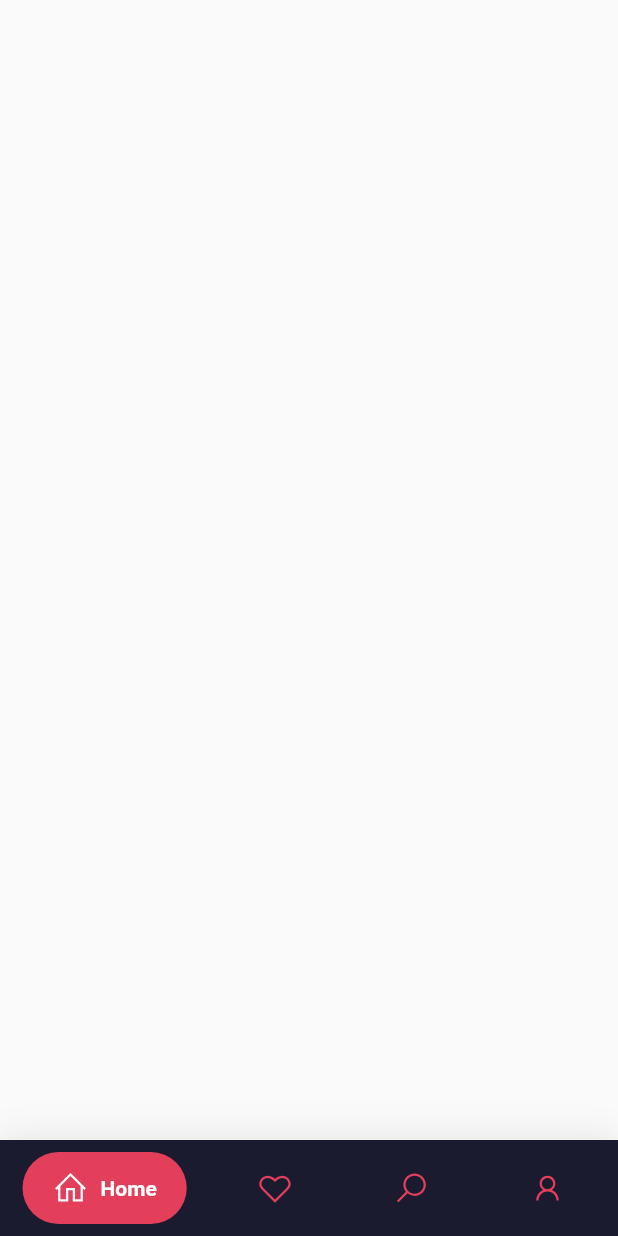
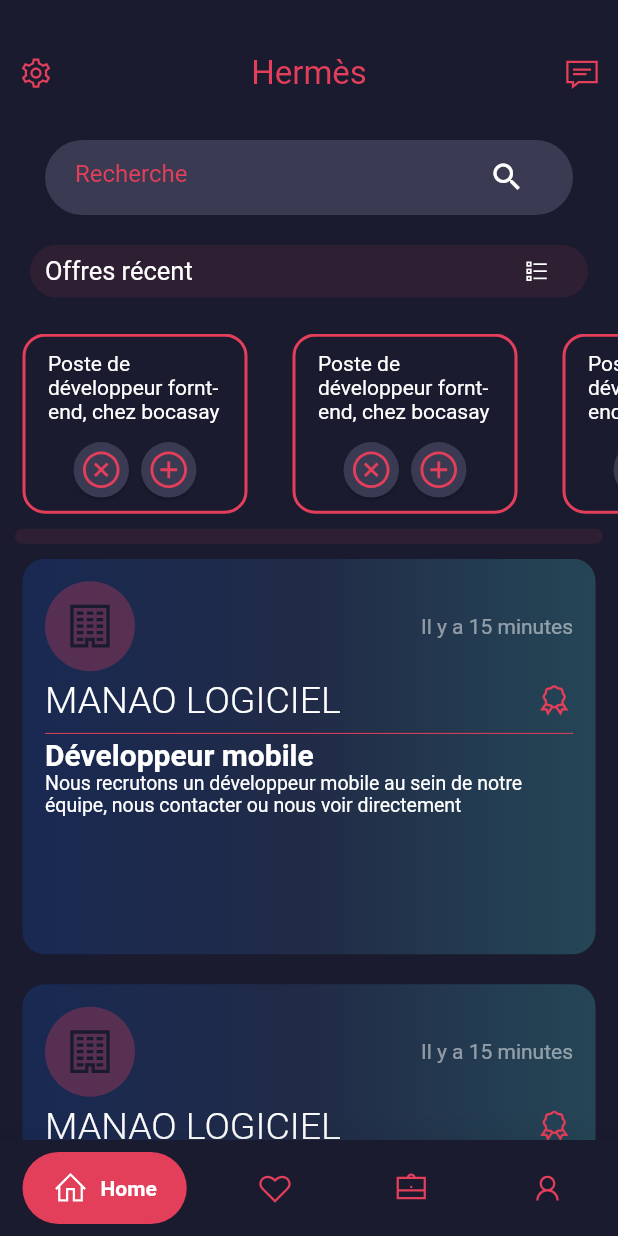
Before and after one commit to c3k4ah/Hermes, a Flutter app: the screen it shows after launch, on a phone screen of 412 x 824 dp. Run offline on Flutter 3.47's test engine with Material 2 defaults, Android fonts, the phone set to English and light mode, and no system bars; drawn by our look-alikes of google_nav_bar; our stand-ins replace get, line_icons.

Commit message:
page d'acceuil done

```diff
--- a/lib/colors.dart
+++ b/lib/colors.dart
@@ -4,4 +4,5 @@ const Color redBlood = Color(0xffE33E5A);
 const Color blueAccentDark = Color(0xff1F5068);
 const Color blueDark = Color(0xff162447);
 const Color dark = Color(0xff1A1B2F);
+const Color darkSecond = Color(0xFF3A3B52);
 const Color white = Color(0xffffffff);
--- a/lib/views/homeSreen.dart
+++ b/lib/views/homeSreen.dart
@@ -1,13 +1,146 @@
 import 'package:flutter/material.dart';
+import 'package:get/get.dart';
+import 'package:hermes/colors.dart';
+import 'package:hermes/views/widget/cardListe.dart';
 import 'package:hermes/views/widget/navBar.dart';
+import 'package:line_icons/line_icons.dart';
 
 class Home extends StatelessWidget {
   const Home({Key? key}) : super(key: key);
 
   @override
-  Widget build(BuildContext context) {
+  Widget build(
+    BuildContext context,
+  ) {
     return Scaffold(
-      body: Container(),
+      backgroundColor: dark,
+      body: Container(
+        height: Get.height,
+        child: SingleChildScrollView(
+          child: Column(
+            children: [
+              SizedBox(
+                height: Get.height * .03,
+              ),
+              Row(mainAxisAlignment: MainAxisAlignment.spaceBetween, children: [
+                IconButton(
+                  icon: Icon(LineIcons.cog, color: redBlood),
+                  onPressed: () {},
+                ),
+                Text(
+                  "Hermès",
+                  style: TextStyle(fontSize: 22, color: redBlood),
+                ),
+                IconButton(
+                  icon: Icon(LineIcons.sms, color: redBlood),
+                  onPressed: () {},
+                ),
+              ]),
+              SizedBox(height: Get.height * .025),
+              /**bar de rechercher */
+              Container(
+                alignment: Alignment.center,
+                margin: EdgeInsets.symmetric(horizontal: 30.0),
+                padding: EdgeInsets.symmetric(horizontal: 20.0),
+                height: 50,
+                decoration: BoxDecoration(
+                  color: darkSecond,
+                  borderRadius: BorderRadius.circular(50),
+                  /*boxShadow: [
+                BoxShadow(
+                  offset: Offset(0, 5),
+                  blurRadius: 10,
+                  color: white,
+                ),
+              ],*/
+                ),
+                child: Row(
+                  children: <Widget>[
+                    Expanded(
+                      child: TextField(
+                        onChanged: (value) {},
+                        style: TextStyle(color: white),
+                        decoration: InputDecoration(
+                          hintText: "Recherche",
+                          hintStyle: TextStyle(
+                            color: redBlood,
+                          ),
+                          enabledBorder: InputBorder.none,
+                          focusedBorder: InputBorder.none,
+                          suffixIcon: Icon(
+                            Icons.search,
+                            color: white,
+                          ),
+                        ),
+                      ),
+                    ),
+                  ],
+                ),
+              ),
+              /**favoris */
+              Container(
+                margin: EdgeInsets.all(20),
+                padding: EdgeInsets.symmetric(horizontal: 10),
+                height: 35,
+                decoration: BoxDecoration(
+                    color: redBlood.withOpacity(.1),
+                    borderRadius: BorderRadius.circular(50)),
+                child: Row(
+                  crossAxisAlignment: CrossAxisAlignment.center,
+                  mainAxisAlignment: MainAxisAlignment.spaceBetween,
+                  children: [
+                    Text(
+                      "Offres récent",
+                      style: TextStyle(color: white, fontSize: 17),
+                    ),
+                    IconButton(
+                      icon: Icon(
+                        LineIcons.list,
+                        color: white,
+                        size: 25,
+                      ),
+                      onPressed: () {},
+                    ),
+                  ],
+                ),
+              ),
+              /**liste offre */
+              SizedBox(
+                height: Get.height * .005,
+              ),
+              Container(
+                width: Get.width,
+                height: 120,
+                child: ListView.builder(
+                    itemCount: 10,
+                    scrollDirection: Axis.horizontal,
+                    itemBuilder: (BuildContext context, int index) {
+                      return CardPM();
+                    }),
+              ),
+              /**publcation */
+              Container(
+                margin: EdgeInsets.all(10),
+                height: 10,
+                decoration: BoxDecoration(
+                    color: redBlood.withOpacity(.1),
+                    borderRadius: BorderRadius.circular(50)),
+              ),
+              Container(
+                //color: white,
+                width: Get.width,
+                height: Get.height,
+                child: ListView.builder(
+                    itemCount: 10,
+                    scrollDirection: Axis.vertical,
+                    itemBuilder: (BuildContext context, int index) {
+                      return CardGM();
+                    }),
+              ),
+            ],
+          ),
+        ),
+      ),
       bottomNavigationBar: Navbar(),
     );
   }
--- /dev/null
+++ b/lib/views/widget/cardListe.dart
@@ -0,0 +1,169 @@
+import 'package:flutter/material.dart';
+import 'package:get/get.dart';
+
+import 'package:hermes/colors.dart';
+import 'package:line_icons/line_icons.dart';
+
+class CardPM extends StatelessWidget {
+  const CardPM({Key? key}) : super(key: key);
+
+  @override
+  Widget build(BuildContext context) {
+    return Container(
+      margin: EdgeInsets.symmetric(horizontal: 15),
+      padding: EdgeInsets.only(top: 10, left: 15, right: 15),
+      width: 150,
+      height: 10,
+      decoration: BoxDecoration(
+          //color: darkSecond,
+          border: Border.all(color: redBlood, width: 2),
+          //color: darkSecond,
+          borderRadius: BorderRadius.circular(15)),
+      child: Column(
+        mainAxisSize: MainAxisSize.max,
+        crossAxisAlignment: CrossAxisAlignment.center,
+        children: [
+          Container(
+            /*height: 150,
+            width: 100,*/
+            child: Text(
+              "Poste de développeur fornt-end, chez bocasay",
+              overflow: TextOverflow.fade,
+              style: TextStyle(color: white),
+            ),
+          ),
+          SizedBox(
+            height: Get.height * .01,
+          ),
+          Container(
+            //height: double.infinity,
+            width: Get.width,
+            child: Row(
+              mainAxisSize: MainAxisSize.max,
+              mainAxisAlignment: MainAxisAlignment.center,
+              children: [
+                SizedBox(
+                  height: 45,
+                  width: 45,
+                  child: Card(
+                    //width: Get.width,
+                    shape: RoundedRectangleBorder(
+                      borderRadius: BorderRadius.circular(30),
+                    ),
+                    color: darkSecond,
+
+                    child: Icon(
+                      LineIcons.timesCircle,
+                      color: redBlood,
+                      size: 30,
+                    ),
+                  ),
+                ),
+                SizedBox(
+                  height: 45,
+                  width: 45,
+                  child: Card(
+                    //width: Get.width,
+                    shape: RoundedRectangleBorder(
+                      borderRadius: BorderRadius.circular(30),
+                    ),
+                    color: darkSecond,
+
+                    child: Icon(
+                      LineIcons.plusCircle,
+                      color: redBlood,
+                      size: 30,
+                    ),
+                  ),
+                ),
+              ],
+            ),
+          )
+        ],
+      ),
+    );
+  }
+}
+
+class CardGM extends StatelessWidget {
+  const CardGM({Key? key}) : super(key: key);
+
+  @override
+  Widget build(BuildContext context) {
+    return Container(
+      decoration: BoxDecoration(
+          color: darkSecond,
+          borderRadius: BorderRadius.circular(15),
+          gradient: LinearGradient(colors: [
+            Color(0xFF192952),
+            Color(0xFF212B47),
+            Color(0xFF254657),
+          ])),
+      margin: EdgeInsets.only(top: 0, left: 15, right: 15, bottom: 20),
+      padding: EdgeInsets.all(15),
+      height: Get.height * .32,
+      width: Get.width,
+      child: Column(
+        mainAxisAlignment: MainAxisAlignment.start,
+        crossAxisAlignment: CrossAxisAlignment.start,
+        children: [
+          Row(
+            mainAxisAlignment: MainAxisAlignment.spaceBetween,
+            //crossAxisAlignment: CrossAxisAlignment.center,
+            children: [
+              CircleAvatar(
+                backgroundColor: redBlood.withOpacity(.3),
+                radius: 30,
+                child: Icon(
+                  LineIcons.building,
+                  size: 35,
+                  color: dark,
+                ),
+              ),
+              Text(
+                "Il y a 15 minutes",
+                style: TextStyle(color: white.withOpacity(.5)),
+              ),
+            ],
+          ),
+          SizedBox(
+            height: 5,
+          ),
+          Row(
+            mainAxisAlignment: MainAxisAlignment.spaceBetween,
+            crossAxisAlignment: CrossAxisAlignment.center,
+            children: [
+              Text(
+                "MANAO LOGICIEL",
+                style: TextStyle(
+                    color: white, fontWeight: FontWeight.w300, fontSize: 25),
+              ),
+              Icon(
+                LineIcons.certificate,
+                color: redBlood,
+                size: 25,
+              )
+            ],
+          ),
+          SizedBox(
+            height: 5,
+          ),
+          Divider(
+            height: 5,
+            color: redBlood,
+          ),
+          Text(
+            "Développeur mobile",
+            style: TextStyle(
+                color: white, fontWeight: FontWeight.bold, fontSize: 20),
+          ),
+          Text(
+            "Nous recrutons un développeur mobile au sein de notre équipe, nous contacter ou nous voir directement",
+            style: TextStyle(
+                color: white, fontWeight: FontWeight.normal, fontSize: 13),
+          ),
+        ],
+      ),
+    );
+  }
+}
--- a/lib/views/widget/navBar.dart
+++ b/lib/views/widget/navBar.dart
@@ -43,11 +43,11 @@ class _NavbarState extends State<Navbar> {
               ),
               GButton(
                 icon: LineIcons.heart,
-                text: 'Likes',
+                text: 'Favoris',
               ),
               GButton(
-                icon: LineIcons.search,
-                text: 'Search',
+                icon: LineIcons.briefcase,
+                text: 'Offres',
               ),
               GButton(
                 icon: LineIcons.user,
--- a/pubspec.yaml
+++ b/pubspec.yaml
@@ -31,6 +31,7 @@ dependencies:
   get: ^4.6.1
   google_nav_bar: ^5.0.5
   line_icons: ^2.0.1
+  flutter_custom_clippers: ^2.0.0
 
 dev_dependencies:
   flutter_test:
```
Also changed, not shown: pubspec.lock.
